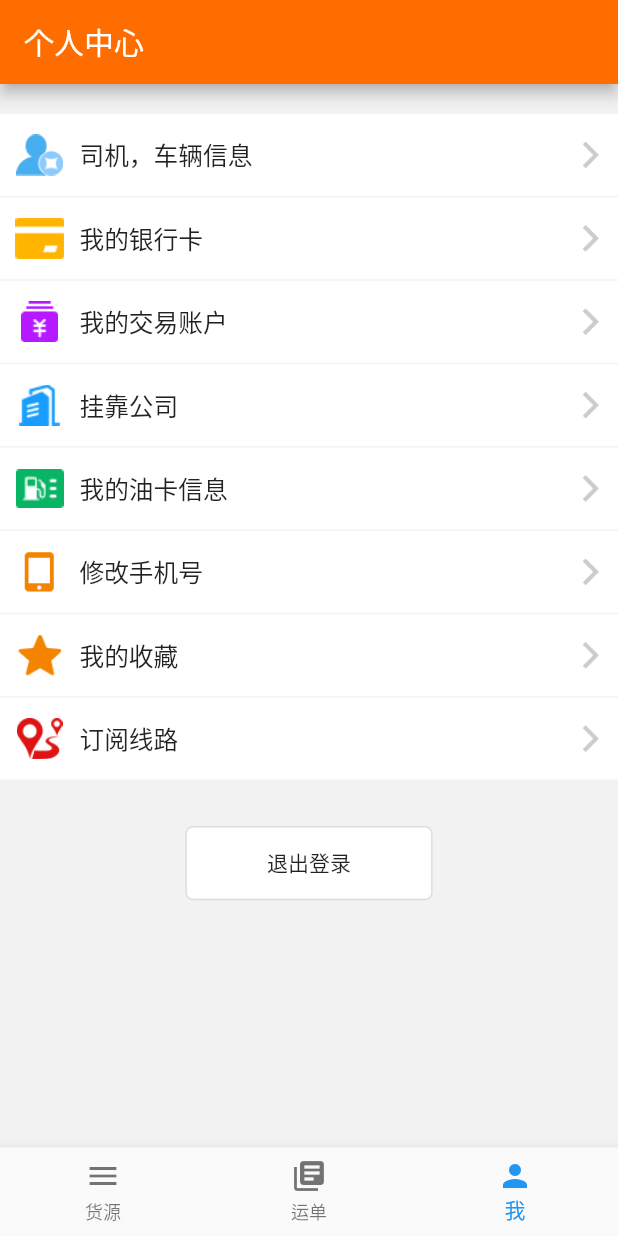
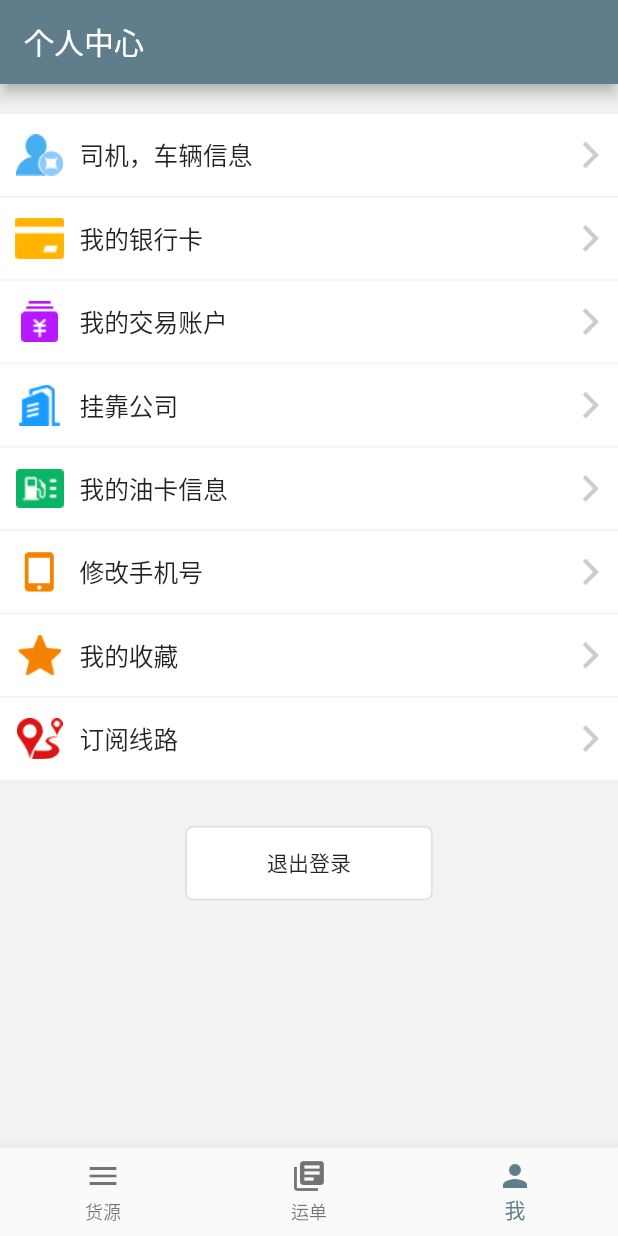
Before and after one commit to mayangyang1/flutter_driver_application, a Flutter app: the screen it shows after launch, item 3 of the bottom bar chosen, on a phone screen of 412 x 824 dp. Run offline on Flutter 3.47's test engine with Material 2 defaults, Android fonts, the phone set to English and light mode, and no system bars; our stand-ins replace dio, flutter_easyrefresh, flutter_screenutil, image_picker, photo_view, shared_preferences; missing offline and left inert: amap_location; network calls fail.

Commit message:
版本提交

```diff
--- a/lib/main.dart
+++ b/lib/main.dart
@@ -24,8 +24,8 @@ class MyApp extends StatelessWidget {
         // or simply save your changes to "hot reload" in a Flutter IDE).
         // Notice that the counter didn't reset back to zero; the application
         // is not restarted.
-        // primarySwatch: Colors.blueGrey,
-        primaryColor: Colors.orangeAccent[700]
+        primarySwatch: Colors.blueGrey,
+        // primaryColor: Colors.orangeAccent[700]
       ),
       routes: <String, WidgetBuilder>{
         '/login': (BuildContext context) => LoginPage(),
```
